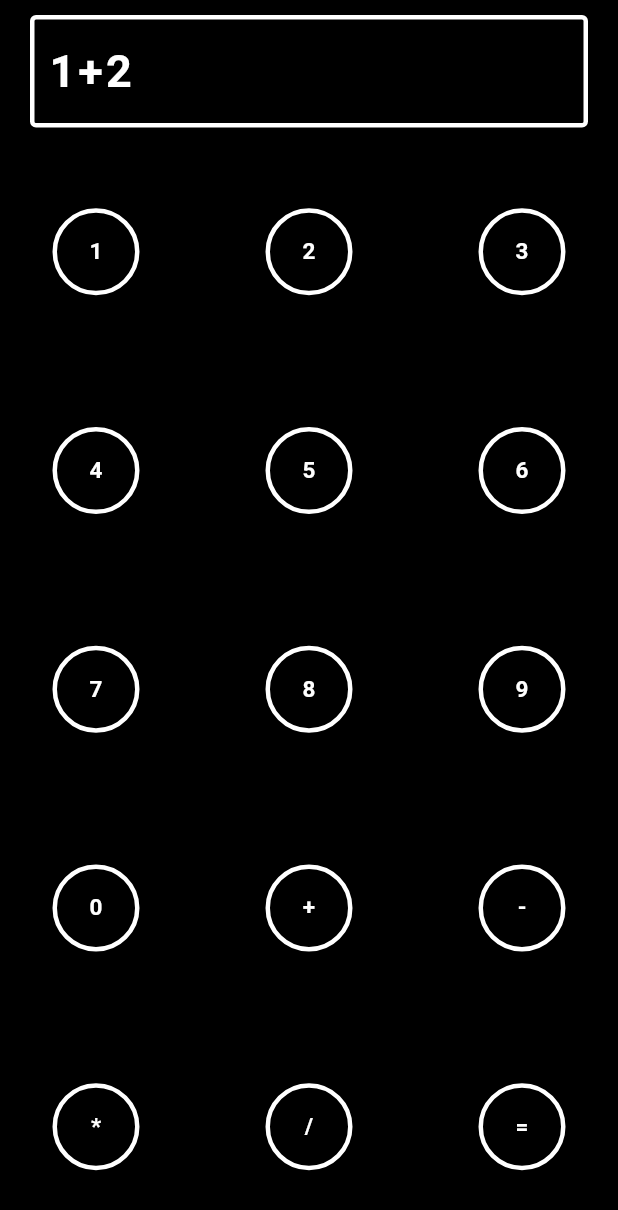
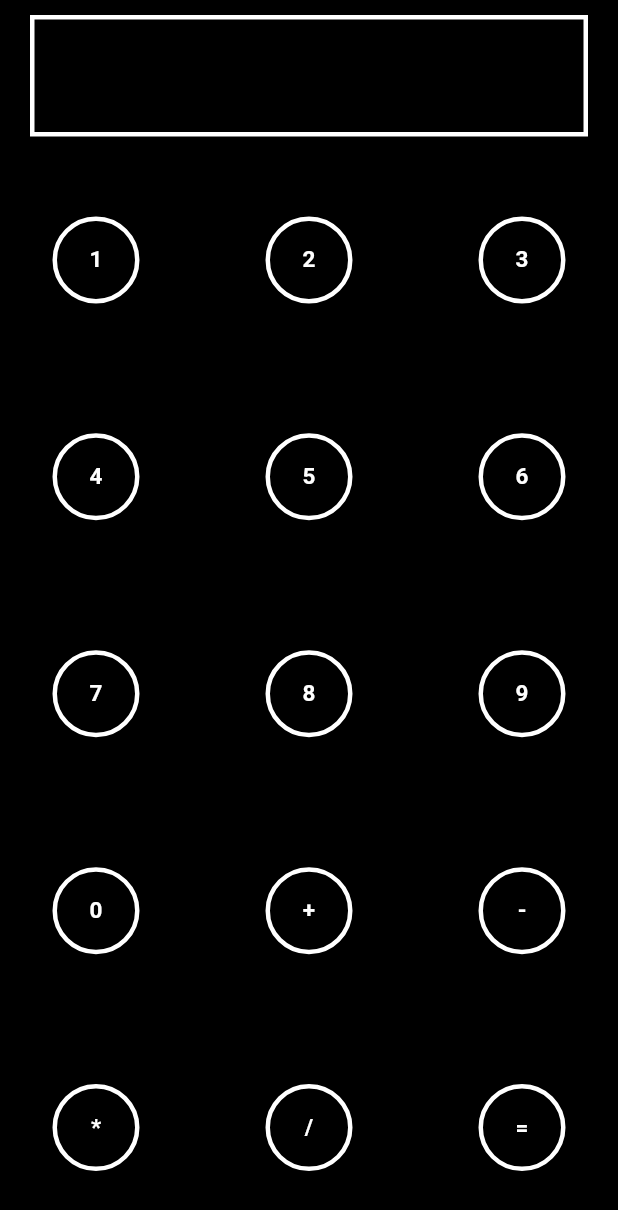
Before and after one commit to geooooo/flutter-calculator, a Flutter app: the screen it shows after launch, on a phone screen of 412 x 824 dp. Shown: the top 1210 px of the screen. Run offline on Flutter 3.47's test engine with Material 2 defaults, Android fonts, the phone set to English and light mode, and no system bars; our stand-ins replace flutter_redux, math_expressions, redux.

```diff
--- a/lib/main.dart
+++ b/lib/main.dart
@@ -1,20 +1,92 @@
 import 'package:flutter/material.dart';
-import 'package:flutter/services.dart';
+import 'package:flutter_redux/flutter_redux.dart';
+import 'package:redux/redux.dart';
+import 'package:math_expressions/math_expressions.dart';
+
+
+abstract class Action {}
+
+class CalculateExpressionAction extends Action {}
+
+class ClearAction extends Action {}
+
+class InputExpressionAction extends Action {
+  final value;
+  InputExpressionAction(this.value);
+}
 
 
 typedef OnPressed = void Function();
+typedef OnClear = void Function();
+typedef OnButtonPressed = void Function(String);
+typedef OnCalculate = void Function();
 
 
-void main() => runApp(App());
+class CalculatorState {
+
+  String expression = '';
+
+  CalculatorState.initial();
+
+  String toString() => 'expression = $expression';
+
+}
+
+
+class ViewModel {
+  final String expression;
+  final OnButtonPressed onButtonPressed;
+  final OnCalculate onCalculate;
+  final OnClear onClear;
+  ViewModel({
+    this.expression,
+    this.onClear,
+    this.onButtonPressed,
+    this.onCalculate
+  });
+}
+
+
+CalculatorState reducer(CalculatorState state, dynamic action) {
+  print('Action: ${action.runtimeType}');
+  if (action is CalculateExpressionAction) {
+    try {
+      state.expression = (Parser().parse(state.expression)
+                                 .evaluate(EvaluationType.REAL, ContextModel()) as num)
+                                 .toStringAsFixed(0);
+    } catch(_) {
+      print('error: invalid expression !');
+    }
+  } else if (action is InputExpressionAction) {
+    print('value: ${action.value}');
+    state.expression += action.value;
+  } else if (action is ClearAction) {
+    state.expression = '';
+  }
+  print('state: $state');
+  return state;
+}
+
+
+void main() {
+  final store = Store<CalculatorState>(reducer, initialState: CalculatorState.initial());
+  runApp(App(store: store));
+}
 
 
 class App extends StatelessWidget {
 
+  final Store<CalculatorState> store;
+
+  App({this.store});
+
   @override
-  Widget build(BuildContext context) =>
-    MaterialApp(
+  Widget build(BuildContext context) => StoreProvider(
+    store: store,
+    child: MaterialApp(
       title: 'Калькулятор',
       home: Main(),
+    ),
   );
 
 }
@@ -23,8 +95,7 @@ class App extends StatelessWidget {
 class Main extends StatelessWidget {
 
   @override
-  Widget build(BuildContext context) =>
-    Scaffold(
+  Widget build(BuildContext context) => Scaffold(
     backgroundColor: Colors.black,
     body: SafeArea(
       child: Column(
@@ -43,15 +114,15 @@ class Main extends StatelessWidget {
 }
 
 
-class CalculatorInput extends  StatelessWidget{
+class CalculatorInput extends StatefulWidget {
 
-  final _border = OutlineInputBorder(
-    borderSide: BorderSide(
-      color: Colors.white,
-      width: 3,
-      style:BorderStyle.solid,
-    ),
-  );
+  @override
+  _CalculatorInputState createState() => _CalculatorInputState();
+
+}
+
+
+class _CalculatorInputState extends State<CalculatorInput> {
 
   final _textStyle = TextStyle(
     color: Colors.lightGreenAccent,
@@ -67,19 +138,25 @@ class CalculatorInput extends  StatelessWidget{
         horizontal: 20,
         vertical: 10,
       ),
-      child: TextFormField(
-        keyboardType: TextInputType.number,
-        cursorColor: Colors.lightGreen,
+      child: StoreConnector<CalculatorState, ViewModel>(
+        converter: (Store<CalculatorState> store) => ViewModel(
+          expression: store.state.expression,
+          onClear: () => store.dispatch(ClearAction()),
+        ),
+        builder: (BuildContext context, ViewModel viewModel) => GestureDetector(
+          onDoubleTap: viewModel.onClear,
+          child: Container(
+            decoration: BoxDecoration(
+              border: Border.all(
+                color: Colors.white,
+                width: 3,
+                style:BorderStyle.solid,
+              ),
+            ),
+            padding: EdgeInsets.all(20),
+            child: Text(
+              viewModel.expression,
               style: _textStyle,
-        decoration: InputDecoration(
-          hintText: "1+2",
-          hintStyle: _textStyle.copyWith(
-            color: Colors.white,
-          ),
-          enabledBorder: _border,
-          focusedBorder: _border.copyWith(
-            borderSide: _border.borderSide.copyWith(
-              color: Colors.lightGreenAccent,
             ),
           ),
         ),
@@ -91,119 +168,110 @@ class CalculatorInput extends  StatelessWidget{
 
 class CalculatorButtons extends StatelessWidget {
 
-  final row1 = Row(
-    mainAxisAlignment: MainAxisAlignment.spaceBetween,
-    children: <Widget>[
-      CalculatorButton(
-        title: '1',
-        onPressed: () => _onButtonPressed('1')
-      ),
-      CalculatorButton(
-        title: '2',
-        onPressed: () => _onButtonPressed('2')
-      ),
-      CalculatorButton(
-        title: '3',
-        onPressed: () => _onButtonPressed('3')
-      ),
-    ],
-  );
-
-  final row2 = Row(
-    mainAxisAlignment: MainAxisAlignment.spaceBetween,
-    children: <Widget>[
-      CalculatorButton(
-        title: '4',
-        onPressed: () => _onButtonPressed('4')
-      ),
-      CalculatorButton(
-        title: '5',
-        onPressed: () => _onButtonPressed('5')
-      ),
-      CalculatorButton(
-        title: '6',
-        onPressed: () => _onButtonPressed('6')
-      ),
-    ],
-  );
-
-  final row3 = Row(
-    mainAxisAlignment: MainAxisAlignment.spaceBetween,
-    children: <Widget>[
-      CalculatorButton(
-        title: '7',
-        onPressed: () => _onButtonPressed('7')
-      ),
-
-      CalculatorButton(
-        title: '8',
-        onPressed: () => _onButtonPressed('8')
-      ),
-      CalculatorButton(
-        title: '9',
-        onPressed: () => _onButtonPressed('9')
-      ),
-    ],
-  );
-
-  final row4 = Row(
-    mainAxisAlignment: MainAxisAlignment.spaceBetween,
-    children: <Widget>[
-      CalculatorButton(
-        title: '0',
-        onPressed: () => _onButtonPressed('0')
-      ),
-     CalculatorButton(
-        title: '+',
-        onPressed: () => _onButtonPressed('+')
-      ),
-      CalculatorButton(
-        title: '-',
-        onPressed: () => _onButtonPressed('-')
-      ),
-    ],
-  );
-
-  final row5 = Row(
-    mainAxisAlignment: MainAxisAlignment.spaceBetween,
-    children: <Widget>[
-      CalculatorButton(
-        title: '*',
-        onPressed: () => _onButtonPressed('*')
-      ),
-      CalculatorButton(
-        title: '/',
-        onPressed: () => _onButtonPressed('/')
-      ),
-      CalculatorButton(
-        title: '=',
-        onPressed: () => _onButtonPressed('=')
-      ),
-    ],
-  );
-
   @override
   Widget build(BuildContext context) =>
     Container(
       padding: EdgeInsets.symmetric(
         horizontal: 20
       ),
-      child: Column(
+      child: StoreConnector<CalculatorState, ViewModel>(
+        converter: (Store<CalculatorState> store) => ViewModel(
+          onButtonPressed: (String value) => store.dispatch(InputExpressionAction(value)),
+          onCalculate: () => store.dispatch(CalculateExpressionAction()),
+        ),
+        builder: (BuildContext buildContext, ViewModel viewModel) => Column(
           mainAxisAlignment: MainAxisAlignment.spaceAround,
           mainAxisSize: MainAxisSize.max,
           children: <Widget>[
-          row1,
-          row2,
-          row3,
-          row4,
-          row5,
+            Row(
+              mainAxisAlignment: MainAxisAlignment.spaceBetween,
+              children: <Widget>[
+                CalculatorButton(
+                  title: '1',
+                  onPressed: () => viewModel.onButtonPressed('1')
+                ),
+                CalculatorButton(
+                  title: '2',
+                  onPressed: () => viewModel.onButtonPressed('2')
+                ),
+                CalculatorButton(
+                  title: '3',
+                  onPressed: () => viewModel.onButtonPressed('3')
+                ),
               ],
             ),
+            Row(
+              mainAxisAlignment: MainAxisAlignment.spaceBetween,
+              children: <Widget>[
+                CalculatorButton(
+                  title: '4',
+                  onPressed: () => viewModel.onButtonPressed('4')
+                ),
+                CalculatorButton(
+                  title: '5',
+                  onPressed: () => viewModel.onButtonPressed('5')
+                ),
+                CalculatorButton(
+                  title: '6',
+                  onPressed: () => viewModel.onButtonPressed('6')
+                ),
+              ],
+            ),
+            Row(
+              mainAxisAlignment: MainAxisAlignment.spaceBetween,
+              children: <Widget>[
+                CalculatorButton(
+                  title: '7',
+                  onPressed: () => viewModel.onButtonPressed('7')
+                ),
+                CalculatorButton(
+                  title: '8',
+                  onPressed: () => viewModel.onButtonPressed('8')
+                ),
+                CalculatorButton(
+                  title: '9',
+                  onPressed: () => viewModel.onButtonPressed('9')
+                ),
+              ],
+            ),
+            Row(
+              mainAxisAlignment: MainAxisAlignment.spaceBetween,
+              children: <Widget>[
+                CalculatorButton(
+                  title: '0',
+                  onPressed: () => viewModel.onButtonPressed('0')
+                ),
+                CalculatorButton(
+                  title: '+',
+                  onPressed: () => viewModel.onButtonPressed('+')
+                ),
+                CalculatorButton(
+                  title: '-',
+                  onPressed: () => viewModel.onButtonPressed('-')
+                ),
+              ],
+            ),
+            Row(
+              mainAxisAlignment: MainAxisAlignment.spaceBetween,
+              children: <Widget>[
+                CalculatorButton(
+                  title: '*',
+                  onPressed: () => viewModel.onButtonPressed('*')
+                ),
+                CalculatorButton(
+                  title: '/',
+                  onPressed: () => viewModel.onButtonPressed('/')
+                ),
+                CalculatorButton(
+                  title: '=',
+                  onPressed: () => viewModel.onCalculate()
+                ),
+              ],
+            ),
+          ],
+        ),
+      ),
     );
-
-  static void _onButtonPressed(String title) {
-    print(title);
-  }
 
 }
 
--- a/pubspec.yaml
+++ b/pubspec.yaml
@@ -24,6 +24,9 @@ dependencies:
 dev_dependencies:
   flutter_test:
     sdk: flutter
+  flutter_redux: ^0.5.3
+  redux: ^3.0.0
+  math_expressions: ^1.0.0
 
 
 # For information on the generic Dart part of this file, see the
```
Lines whose indentation alone changed are shown as unchanged.
